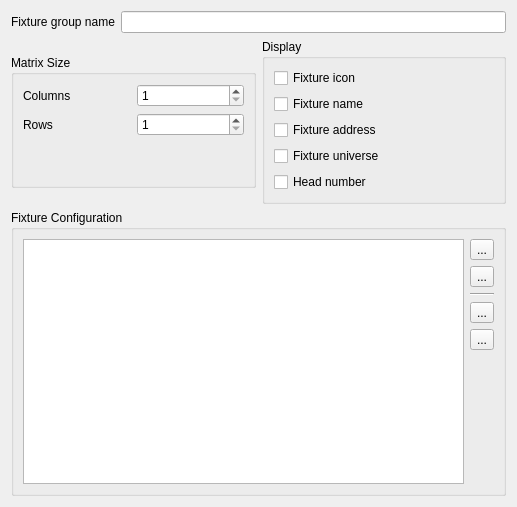
This is trunk/ui/src/fixturegroupeditor.ui in Bondzio/qlc as Qt 5 draws it before an edit. The edited form follows.
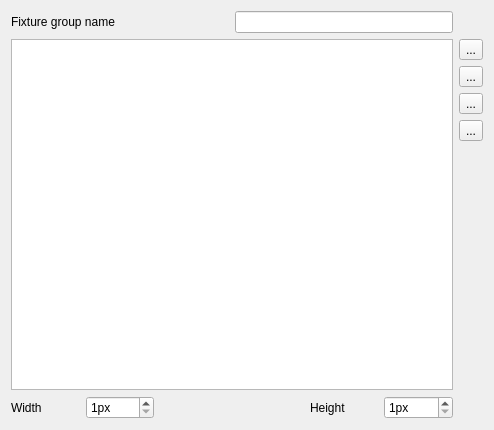
This is the edited form. Icons and pictures are not drawn.

Commit message: Removed display style options from FixtureGroup and simplified FixtureGroupEditor

```diff
--- a/trunk/ui/src/fixturegroupeditor.ui
+++ b/trunk/ui/src/fixturegroupeditor.ui
@@ -6,24 +6,22 @@
    <rect>
     <x>0</x>
     <y>0</y>
-    <width>517</width>
-    <height>507</height>
+    <width>494</width>
+    <height>430</height>
    </rect>
   </property>
   <property name="windowTitle">
    <string>Fixture Group</string>
   </property>
-  <layout class="QVBoxLayout" name="verticalLayout_2">
-   <item>
-    <layout class="QHBoxLayout" name="horizontalLayout">
-     <item>
+  <layout class="QGridLayout" name="gridLayout">
+   <item row="0" column="0" colspan="3">
       <widget class="QLabel" name="label_3">
        <property name="text">
         <string>Fixture group name</string>
        </property>
       </widget>
      </item>
-     <item>
+   <item row="0" column="3" colspan="3">
       <widget class="QLineEdit" name="m_nameEdit">
        <property name="sizePolicy">
         <sizepolicy hsizetype="MinimumExpanding" vsizetype="Fixed">
@@ -33,125 +31,7 @@
        </property>
       </widget>
      </item>
-    </layout>
-   </item>
-   <item>
-    <layout class="QHBoxLayout" name="horizontalLayout_2">
-     <item>
-      <widget class="QGroupBox" name="m_sizeMatrix">
-       <property name="sizePolicy">
-        <sizepolicy hsizetype="Preferred" vsizetype="Maximum">
-         <horstretch>0</horstretch>
-         <verstretch>0</verstretch>
-        </sizepolicy>
-       </property>
-       <property name="title">
-        <string>Matrix Size</string>
-       </property>
-       <layout class="QGridLayout" name="gridLayout">
-        <item row="0" column="1">
-         <widget class="QSpinBox" name="m_xSpin">
-          <property name="minimum">
-           <number>1</number>
-          </property>
-         </widget>
-        </item>
-        <item row="1" column="1">
-         <widget class="QSpinBox" name="m_ySpin">
-          <property name="minimum">
-           <number>1</number>
-          </property>
-         </widget>
-        </item>
-        <item row="0" column="0">
-         <widget class="QLabel" name="label">
-          <property name="text">
-           <string>Columns</string>
-          </property>
-         </widget>
-        </item>
-        <item row="1" column="0">
-         <widget class="QLabel" name="label_2">
-          <property name="text">
-           <string>Rows</string>
-          </property>
-         </widget>
-        </item>
-        <item row="2" column="0" colspan="2">
-         <spacer name="verticalSpacer_2">
-          <property name="orientation">
-           <enum>Qt::Vertical</enum>
-          </property>
-          <property name="sizeHint" stdset="0">
-           <size>
-            <width>20</width>
-            <height>40</height>
-           </size>
-          </property>
-         </spacer>
-        </item>
-       </layout>
-      </widget>
-     </item>
-     <item>
-      <widget class="QGroupBox" name="groupBox">
-       <property name="sizePolicy">
-        <sizepolicy hsizetype="Preferred" vsizetype="Maximum">
-         <horstretch>0</horstretch>
-         <verstretch>0</verstretch>
-        </sizepolicy>
-       </property>
-       <property name="title">
-        <string>Display</string>
-       </property>
-       <layout class="QVBoxLayout" name="verticalLayout">
-        <item>
-         <widget class="QCheckBox" name="m_displayIconCheck">
-          <property name="text">
-           <string>Fixture icon</string>
-          </property>
-         </widget>
-        </item>
-        <item>
-         <widget class="QCheckBox" name="m_displayNameCheck">
-          <property name="text">
-           <string>Fixture name</string>
-          </property>
-         </widget>
-        </item>
-        <item>
-         <widget class="QCheckBox" name="m_displayAddressCheck">
-          <property name="text">
-           <string>Fixture address</string>
-          </property>
-         </widget>
-        </item>
-        <item>
-         <widget class="QCheckBox" name="m_displayUniverseCheck">
-          <property name="text">
-           <string>Fixture universe</string>
-          </property>
-         </widget>
-        </item>
-        <item>
-         <widget class="QCheckBox" name="m_displayHeadCheck">
-          <property name="text">
-           <string>Head number</string>
-          </property>
-         </widget>
-        </item>
-       </layout>
-      </widget>
-     </item>
-    </layout>
-   </item>
-   <item>
-    <widget class="QGroupBox" name="groupBox_2">
-     <property name="title">
-      <string>Fixture Configuration</string>
-     </property>
-     <layout class="QGridLayout" name="gridLayout_2">
-      <item row="0" column="0" rowspan="6">
+   <item row="1" column="0" rowspan="5" colspan="6">
        <widget class="QTableWidget" name="m_table">
         <property name="sizePolicy">
          <sizepolicy hsizetype="Expanding" vsizetype="Expanding">
@@ -170,7 +50,7 @@
         </property>
        </widget>
       </item>
-      <item row="0" column="1">
+   <item row="1" column="6">
        <widget class="QToolButton" name="m_addButton">
         <property name="toolTip">
          <string>Set the fixture to current cell</string>
@@ -184,13 +64,13 @@
         </property>
         <property name="iconSize">
          <size>
-          <width>26</width>
-          <height>26</height>
+       <width>32</width>
+       <height>32</height>
          </size>
         </property>
        </widget>
       </item>
-      <item row="1" column="1">
+   <item row="2" column="6">
        <widget class="QToolButton" name="m_removeButton">
         <property name="toolTip">
          <string>Remove selected fixture from current cell</string>
@@ -204,20 +84,13 @@
         </property>
         <property name="iconSize">
          <size>
-          <width>26</width>
-          <height>26</height>
+       <width>32</width>
+       <height>32</height>
          </size>
         </property>
        </widget>
       </item>
-      <item row="2" column="1">
-       <widget class="Line" name="line">
-        <property name="orientation">
-         <enum>Qt::Horizontal</enum>
-        </property>
-       </widget>
-      </item>
-      <item row="3" column="1">
+   <item row="3" column="6">
        <widget class="QToolButton" name="m_downButton">
         <property name="toolTip">
          <string>Add fixtures to current column, starting from selected cell</string>
@@ -231,13 +104,13 @@
         </property>
         <property name="iconSize">
          <size>
-          <width>26</width>
-          <height>26</height>
+       <width>32</width>
+       <height>32</height>
          </size>
         </property>
        </widget>
       </item>
-      <item row="4" column="1">
+   <item row="4" column="6">
        <widget class="QToolButton" name="m_rightButton">
         <property name="toolTip">
          <string>Add fixtures to current row, starting from selected cell</string>
@@ -251,26 +124,70 @@
         </property>
         <property name="iconSize">
          <size>
-          <width>26</width>
-          <height>26</height>
+       <width>32</width>
+       <height>32</height>
          </size>
         </property>
        </widget>
       </item>
-      <item row="5" column="1">
+   <item row="5" column="6" rowspan="2">
        <spacer name="verticalSpacer">
         <property name="orientation">
          <enum>Qt::Vertical</enum>
         </property>
         <property name="sizeHint" stdset="0">
          <size>
-          <width>20</width>
-          <height>43</height>
+       <width>17</width>
+       <height>192</height>
          </size>
         </property>
        </spacer>
       </item>
-     </layout>
+   <item row="6" column="0">
+    <widget class="QLabel" name="label">
+     <property name="text">
+      <string>Width</string>
+     </property>
+    </widget>
+   </item>
+   <item row="6" column="1">
+    <widget class="QSpinBox" name="m_xSpin">
+     <property name="suffix">
+      <string>px</string>
+     </property>
+     <property name="minimum">
+      <number>1</number>
+     </property>
+    </widget>
+   </item>
+   <item row="6" column="2" colspan="2">
+    <spacer name="horizontalSpacer">
+     <property name="orientation">
+      <enum>Qt::Horizontal</enum>
+     </property>
+     <property name="sizeHint" stdset="0">
+      <size>
+       <width>137</width>
+       <height>20</height>
+      </size>
+     </property>
+    </spacer>
+   </item>
+   <item row="6" column="4">
+    <widget class="QLabel" name="label_2">
+     <property name="text">
+      <string>Height</string>
+     </property>
+    </widget>
+   </item>
+   <item row="6" column="5">
+    <widget class="QSpinBox" name="m_ySpin">
+     <property name="suffix">
+      <string>px</string>
+     </property>
+     <property name="minimum">
+      <number>1</number>
+     </property>
     </widget>
    </item>
   </layout>
```
Lines whose indentation alone changed are shown as unchanged. The commit also changes 6 other files.
